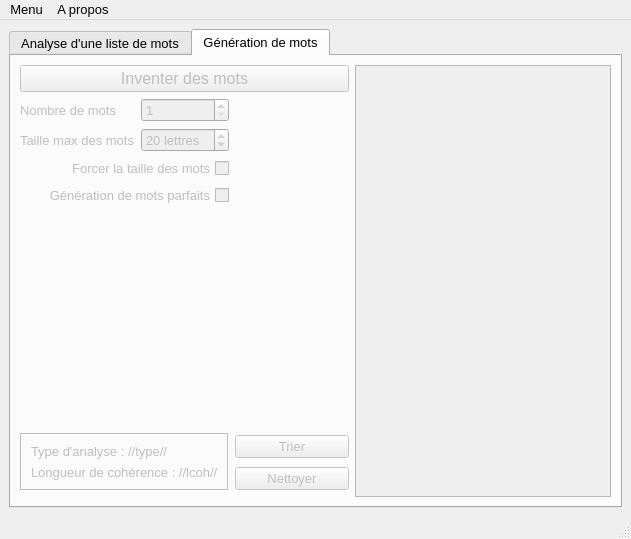
First picture: the form in fenetreprincipale.ui, repository Sayanel01/GeMot, before the edit.
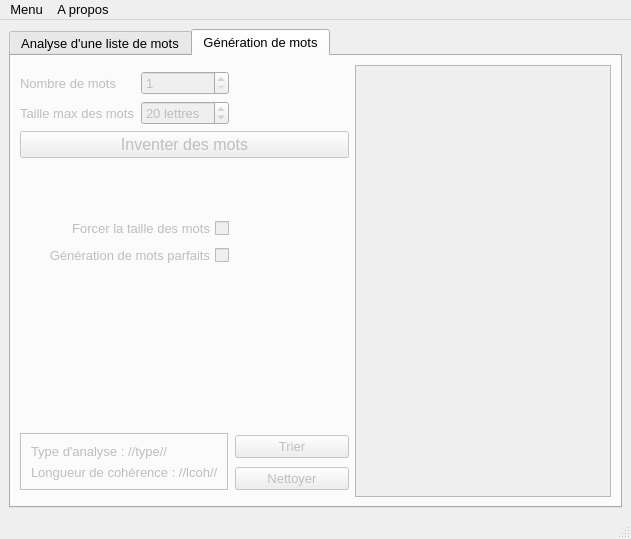
Second picture: the form after the edit. The open tabs and pages were chosen to show the change.

```diff
--- a/fenetreprincipale.ui
+++ b/fenetreprincipale.ui
@@ -16,14 +16,14 @@
    </font>
   </property>
   <property name="windowTitle">
-   <string>MainWindow</string>
+   <string>GeMots</string>
   </property>
   <widget class="QWidget" name="centralwidget">
    <layout class="QGridLayout" name="gridLayout">
     <item row="0" column="1">
      <widget class="QTabWidget" name="tabWidget">
       <property name="currentIndex">
-       <number>0</number>
+       <number>1</number>
       </property>
       <widget class="QWidget" name="onglet_analyse">
        <attribute name="title">
@@ -411,7 +411,14 @@
         <string>Génération de mots</string>
        </attribute>
        <layout class="QGridLayout" name="gridLayout_5">
-        <item row="5" column="2">
+        <item row="2" column="0">
+         <widget class="QLabel" name="label_tailleMots">
+          <property name="text">
+           <string>Taille max des mots</string>
+          </property>
+         </widget>
+        </item>
+        <item row="9" column="2">
          <spacer name="horizontalSpacer_3">
           <property name="orientation">
            <enum>Qt::Horizontal</enum>
@@ -424,14 +431,14 @@
           </property>
          </spacer>
         </item>
-        <item row="6" column="2">
+        <item row="10" column="2">
          <widget class="QPushButton" name="bouton_trier">
           <property name="text">
            <string>Trier</string>
           </property>
          </widget>
         </item>
-        <item row="5" column="1">
+        <item row="9" column="1">
          <spacer name="verticalSpacer_4">
           <property name="orientation">
            <enum>Qt::Vertical</enum>
@@ -444,33 +451,14 @@
           </property>
          </spacer>
         </item>
-        <item row="7" column="2">
+        <item row="11" column="2">
          <widget class="QPushButton" name="bouton_nettoyer">
           <property name="text">
            <string>Nettoyer</string>
           </property>
          </widget>
         </item>
-        <item row="2" column="0">
-         <widget class="QLabel" name="label_tailleMots">
-          <property name="text">
-           <string>Taille max des mots</string>
-          </property>
-         </widget>
-        </item>
-        <item row="0" column="0" colspan="3">
-         <widget class="QPushButton" name="bouton_generer">
-          <property name="font">
-           <font>
-            <pointsize>12</pointsize>
-           </font>
-          </property>
-          <property name="text">
-           <string>Inventer des mots</string>
-          </property>
-         </widget>
-        </item>
-        <item row="3" column="0" colspan="2">
+        <item row="5" column="0" colspan="2">
          <widget class="QCheckBox" name="check_forcerTaille">
           <property name="layoutDirection">
            <enum>Qt::RightToLeft</enum>
@@ -496,7 +484,7 @@
           </property>
          </widget>
         </item>
-        <item row="0" column="3" rowspan="9">
+        <item row="0" column="3" rowspan="13">
          <widget class="QTextEdit" name="text_mots"/>
         </item>
         <item row="1" column="1">
@@ -509,7 +497,7 @@
           </property>
          </widget>
         </item>
-        <item row="4" column="0" colspan="2">
+        <item row="6" column="0" colspan="2">
          <widget class="QCheckBox" name="check_troll">
           <property name="layoutDirection">
            <enum>Qt::RightToLeft</enum>
@@ -526,7 +514,7 @@
           </property>
          </widget>
         </item>
-        <item row="6" column="0" rowspan="2" colspan="2">
+        <item row="10" column="0" rowspan="2" colspan="2">
          <widget class="QFrame" name="fram_resume">
           <property name="frameShape">
            <enum>QFrame::Box</enum>
@@ -552,6 +540,57 @@
           </layout>
          </widget>
         </item>
+        <item row="3" column="0" colspan="3">
+         <widget class="QPushButton" name="bouton_generer">
+          <property name="font">
+           <font>
+            <pointsize>12</pointsize>
+           </font>
+          </property>
+          <property name="text">
+           <string>Inventer des mots</string>
+          </property>
+         </widget>
+        </item>
+        <item row="8" column="1">
+         <spacer name="verticalSpacer_7">
+          <property name="orientation">
+           <enum>Qt::Vertical</enum>
+          </property>
+          <property name="sizeHint" stdset="0">
+           <size>
+            <width>20</width>
+            <height>40</height>
+           </size>
+          </property>
+         </spacer>
+        </item>
+        <item row="4" column="1">
+         <spacer name="verticalSpacer_6">
+          <property name="orientation">
+           <enum>Qt::Vertical</enum>
+          </property>
+          <property name="sizeHint" stdset="0">
+           <size>
+            <width>20</width>
+            <height>40</height>
+           </size>
+          </property>
+         </spacer>
+        </item>
+        <item row="7" column="1">
+         <spacer name="verticalSpacer_8">
+          <property name="orientation">
+           <enum>Qt::Vertical</enum>
+          </property>
+          <property name="sizeHint" stdset="0">
+           <size>
+            <width>20</width>
+            <height>40</height>
+           </size>
+          </property>
+         </spacer>
+        </item>
        </layout>
       </widget>
      </widget>
@@ -587,8 +626,6 @@
      </widget>
      <addaction name="menuQuitter_2"/>
     </widget>
-    <addaction name="actionCharger_automatiquement_la_liste_de_mot_par_d_faut"/>
-    <addaction name="actionAnalyser_la_liste_par_d_faut_au_lancement"/>
     <addaction name="separator"/>
     <addaction name="actionUtiliser_les_valeur_actuelles_par_defaut"/>
     <addaction name="separator"/>
```
